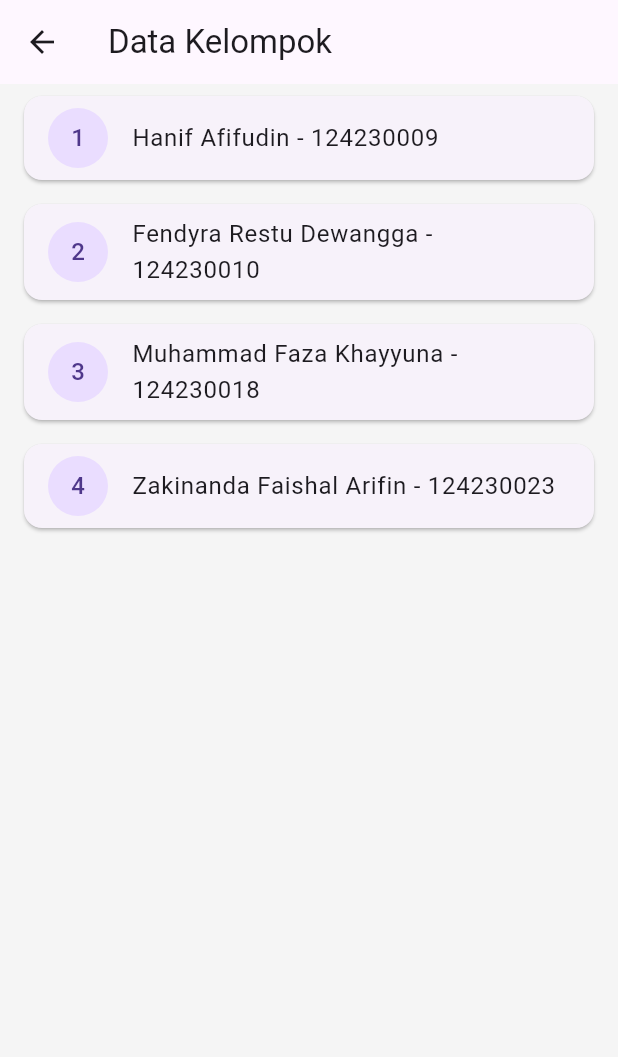
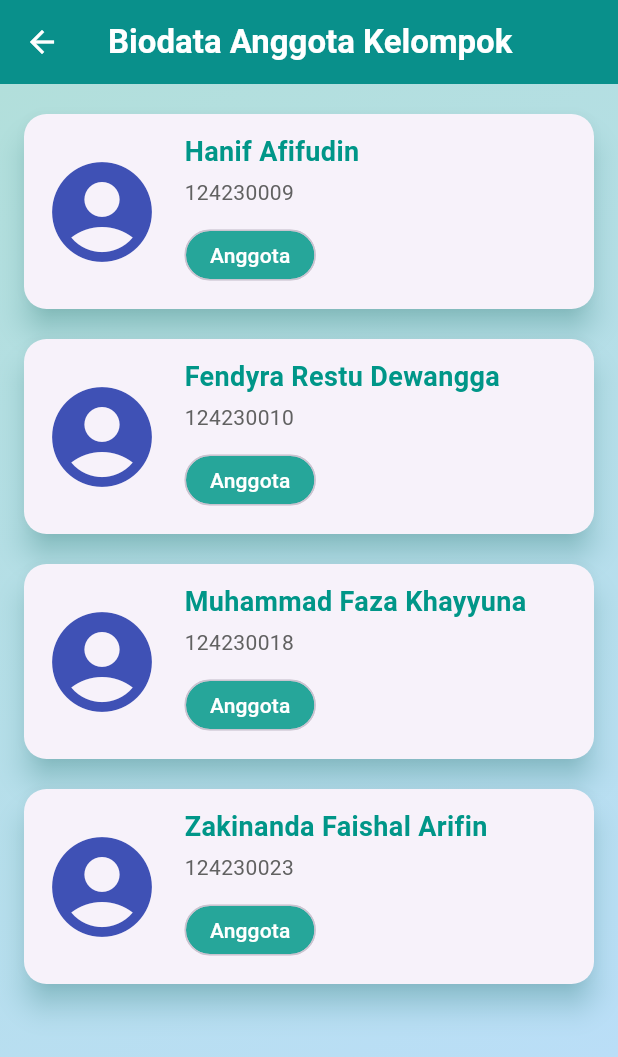
Before and after one commit to Fendyra/math_app, a Flutter app: the TeamPage screen opened directly, on a phone screen of 412 x 824 dp. Shown: the top 1057 px of the screen. Run offline on Flutter 3.47's test engine with Material 3 defaults, Android fonts, the phone set to English and light mode, and no system bars.

Commit message:
update ui

```diff
--- a/lib/team_page.dart
+++ b/lib/team_page.dart
@@ -1,5 +1,40 @@
+// import 'package:flutter/material.dart';
+
+// class TeamPage extends StatefulWidget {
+//   const TeamPage({super.key});
+
+//   @override
+//   State<TeamPage> createState() => _TeamPageState();
+// }
+
+// class _TeamPageState extends State<TeamPage> {
+//   final List<String> groupData = [
+//     'Hanif Afifudin - 124230009',
+//     'Fendyra Restu Dewangga - 124230010',
+//     'Muhammad Faza Khayyuna - 124230018',
+//     'Zakinanda Faishal Arifin - 124230023',
+//   ];
+
 import 'package:flutter/material.dart';
 
+// --- Model Data untuk Anggota ---
+// Model ini digunakan untuk menstrukturkan data setiap anggota agar lebih rapi.
+class Anggota {
+  final String nama;
+  final String nim;
+  final String peran;
+  final String fotoUrl;
+
+  Anggota({
+    required this.nama,
+    required this.nim,
+    required this.peran,
+    required this.fotoUrl,
+  });
+}
+
+// --- Halaman Utama Biodata Anggota ---
+// Ini adalah widget utama yang akan menampilkan daftar semua anggota.
 class TeamPage extends StatefulWidget {
   const TeamPage({super.key});
 
@@ -7,30 +42,151 @@ class TeamPage extends StatefulWidget {
   State<TeamPage> createState() => _TeamPageState();
 }
 
+// --- Daftar Data Anggota ---
+// Di sini Anda bisa memasukkan data anggota kelompok Anda.
+// URL foto bisa diganti dengan URL gambar online atau path dari asset lokal.
 class _TeamPageState extends State<TeamPage> {
-  final List<String> groupData = [
-    'Hanif Afifudin - 124230009',
-    'Fendyra Restu Dewangga - 124230010',
-    'Muhammad Faza Khayyuna - 124230018',
-    'Zakinanda Faishal Arifin - 124230023',
+  final List<Anggota> groupData = [
+    Anggota(
+      nama: "Hanif Afifudin",
+      nim: "124230009",
+      peran: "Anggota",
+      fotoUrl: "https://placehold.co/100x100/7E57C2/FFFFFF?text=HA",
+    ),
+    Anggota(
+      nama: "Fendyra Restu Dewangga",
+      nim: "124230010",
+      peran: "Anggota",
+      fotoUrl: "https://placehold.co/100x100/42A5F5/FFFFFF?text=FRD",
+    ),
+    Anggota(
+      nama: "Muhammad Faza Khayyuna",
+      nim: "124230018",
+      peran: "Anggota",
+      fotoUrl: "https://placehold.co/100x100/66BB6A/FFFFFF?text=MFK",
+    ),
+    Anggota(
+      nama: "Zakinanda Faishal Arifin",
+      nim: "124230023",
+      peran: "Anggota",
+      fotoUrl: "https://placehold.co/100x100/FF7043/FFFFFF?text=ZFA",
+    ),
   ];
 
   @override
   Widget build(BuildContext context) {
     return Scaffold(
-      appBar: AppBar(title: const Text("Data Kelompok")),
-      body: ListView.builder(
-        itemCount: groupData.length,
-        itemBuilder: (context, index) {
-          return Card(
-            margin: const EdgeInsets.symmetric(horizontal: 16, vertical: 8),
-            child: ListTile(
-              leading: CircleAvatar(child: Text("${index + 1}")),
-              title: Text(groupData[index]),
-            ),
-          );
-        },
+      // --- AppBar ---
+      // Memberi judul pada halaman.
+      appBar: AppBar(
+        title: const Text(
+          'Biodata Anggota Kelompok',
+          style: TextStyle(fontWeight: FontWeight.bold, color: Colors.white),
+        ),
+        backgroundColor: Colors.teal,
+        elevation: 4,
+        iconTheme: const IconThemeData(color: Colors.white),
+      ),
+      // --- Body ---
+      // Menggunakan ListView untuk menampilkan daftar yang bisa di-scroll.
+      body: Container(
+        decoration: BoxDecoration(
+          gradient: LinearGradient(
+            colors: [Colors.teal.shade100, Colors.blue.shade100],
+            begin: Alignment.topLeft,
+            end: Alignment.bottomRight,
+          ),
+        ),
+        child: ListView.builder(
+          padding: const EdgeInsets.symmetric(horizontal: 16, vertical: 20),
+          itemCount: groupData.length,
+          itemBuilder: (context, index) {
+            final anggota = groupData[index];
+            // Setiap item di daftar akan ditampilkan menggunakan widget AnggotaCard.
+            return AnggotaCard(anggota: anggota);
+          },
+        ),
       ),
     );
   }
 }
+
+// --- Widget Kartu Anggota ---
+// Widget kustom untuk menampilkan data satu anggota dalam bentuk kartu (Card).
+// Desain ini terinspirasi dari UI modern dengan shadow dan sudut membulat.
+class AnggotaCard extends StatelessWidget {
+  final Anggota anggota;
+
+  const AnggotaCard({super.key, required this.anggota});
+
+  @override
+  Widget build(BuildContext context) {
+    return Card(
+      margin: const EdgeInsets.only(bottom: 20),
+      elevation: 8, // Memberi efek bayangan yang lebih kuat
+      shadowColor: Colors.teal.withOpacity(0.5),
+      shape: RoundedRectangleBorder(borderRadius: BorderRadius.circular(15)),
+      child: Padding(
+        padding: const EdgeInsets.all(12.0),
+        child: Row(
+          children: [
+            // --- Foto Profil ---
+            // Menggunakan CircleAvatar untuk menampilkan gambar profil.
+            Icon(Icons.account_circle, size: 80, color: Colors.indigo),
+            // CircleAvatar(
+            //   radius: 35,
+            //   backgroundImage: NetworkImage(anggota.fotoUrl),
+            //   backgroundColor: Colors.teal.shade100,
+            // ),
+            const SizedBox(width: 15),
+            // --- Informasi Teks ---
+            // Expanded memastikan teks tidak overflow jika terlalu panjang.
+            Expanded(
+              child: Column(
+                crossAxisAlignment: CrossAxisAlignment.start,
+                children: [
+                  // --- Nama Anggota ---
+                  Text(
+                    anggota.nama,
+                    style: const TextStyle(
+                      fontSize: 18,
+                      fontWeight: FontWeight.bold,
+                      color: Colors.teal,
+                    ),
+                  ),
+                  const SizedBox(height: 4),
+                  // --- NIM Anggota ---
+                  Text(
+                    anggota.nim,
+                    style: TextStyle(fontSize: 14, color: Colors.grey[700]),
+                  ),
+                  const SizedBox(height: 8),
+                  // --- Peran Anggota ---
+                  // Menggunakan Chip untuk memberi highlight pada peran.
+                  Chip(
+                    label: Text(
+                      anggota.peran,
+                      style: const TextStyle(
+                        color: Colors.white,
+                        fontWeight: FontWeight.w500,
+                      ),
+                    ),
+                    backgroundColor: Colors.teal.shade400,
+                    padding: const EdgeInsets.symmetric(
+                      horizontal: 8,
+                      vertical: 2,
+                    ),
+                    shape: RoundedRectangleBorder(
+                      borderRadius: BorderRadius.circular(20),
+                      side: BorderSide.none,
+                    ),
+                  ),
+                ],
+              ),
+            ),
+          ],
+        ),
+      ),
+    );
+  }
+}
```
